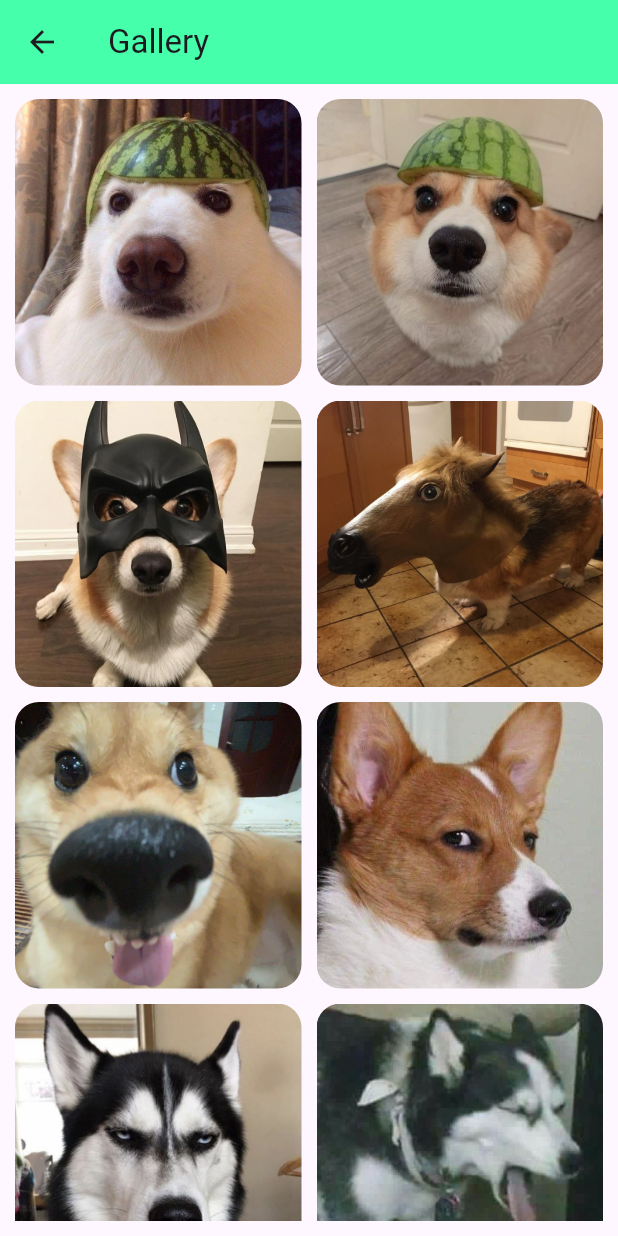
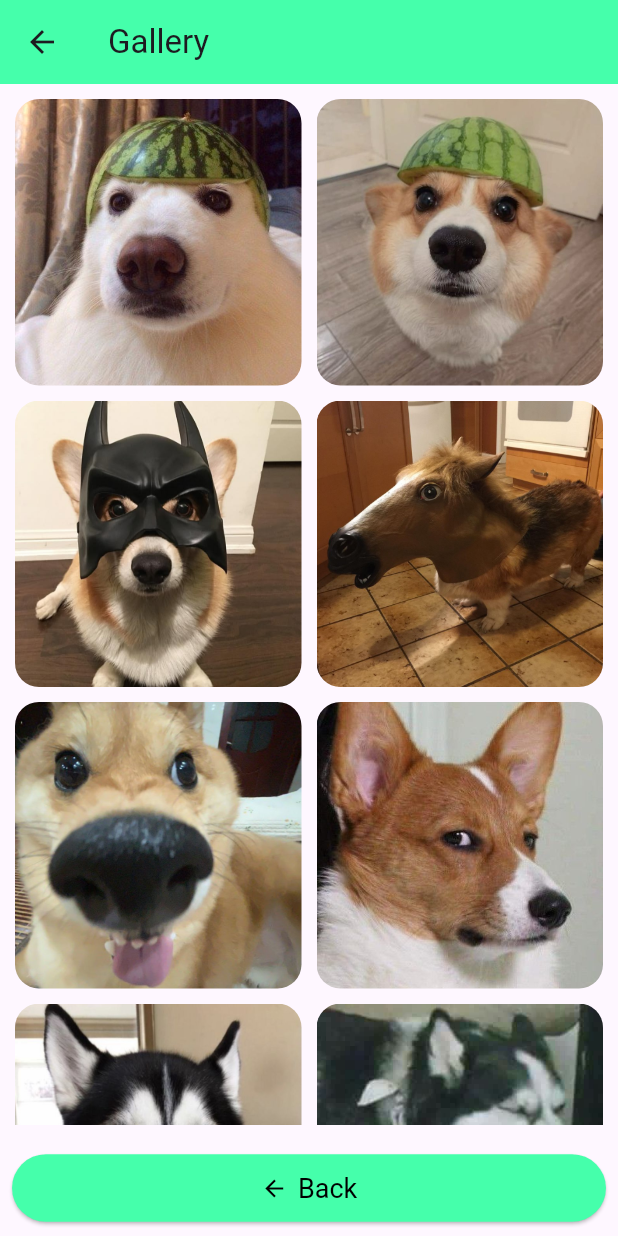
Before and after one commit to deaww77/flutter_studyMix_layout, a Flutter app: the Gallery screen opened directly, on a phone screen of 412 x 824 dp. Run offline on Flutter 3.47's test engine with Material 3 defaults, Android fonts, the phone set to English and light mode, and no system bars; our stand-ins replace get.

Commit message:
add back button

```diff
--- a/lib/gallery.dart
+++ b/lib/gallery.dart
@@ -1,4 +1,5 @@
 import 'package:flutter/material.dart';
+import 'package:get/get.dart';
 
 class Gallery extends StatefulWidget {
   const Gallery({super.key});
@@ -45,6 +46,22 @@ class _GalleryState extends State<Gallery> {
           },
         ),
       ),
+      bottomNavigationBar: Padding(
+        padding: const EdgeInsets.all(8.0),
+        child: ElevatedButton.icon(
+          onPressed: () {
+            Get.back();
+          },
+          icon: const Icon(Icons.arrow_back),
+          label: const Text("Back"),
+          style: ElevatedButton.styleFrom(
+            backgroundColor: const Color.fromARGB(255, 69, 255, 171),
+            foregroundColor: Colors.black,
+            padding: const EdgeInsets.symmetric(vertical: 12),
+            textStyle: const TextStyle(fontSize: 18),
+          ),
+        ),
+      ),
     );
   }
 }
--- a/lib/listscreen.dart
+++ b/lib/listscreen.dart
@@ -1,4 +1,5 @@
 import 'package:flutter/material.dart';
+import 'package:get/get.dart';
 
 class ListSreenPage extends StatefulWidget {
   const ListSreenPage({super.key});
@@ -48,6 +49,22 @@ class _ListSreenPageState extends State<ListSreenPage> {
           },
         ),
       ),
+      bottomNavigationBar: Padding(
+        padding: const EdgeInsets.all(10.0),
+        child: ElevatedButton.icon(
+          onPressed: () {
+            Get.back();
+          },
+          icon: const Icon(Icons.arrow_back),
+          label: const Text("Back"),
+          style: ElevatedButton.styleFrom(
+            backgroundColor: const Color.fromARGB(255, 69, 255, 171),
+            foregroundColor: Colors.black,
+            padding: const EdgeInsets.symmetric(vertical: 12),
+            textStyle: const TextStyle(fontSize: 18),
+          ),
+        ),
+      ),
     );
   }
 }
```
Also changed, not shown: 1 other file.
